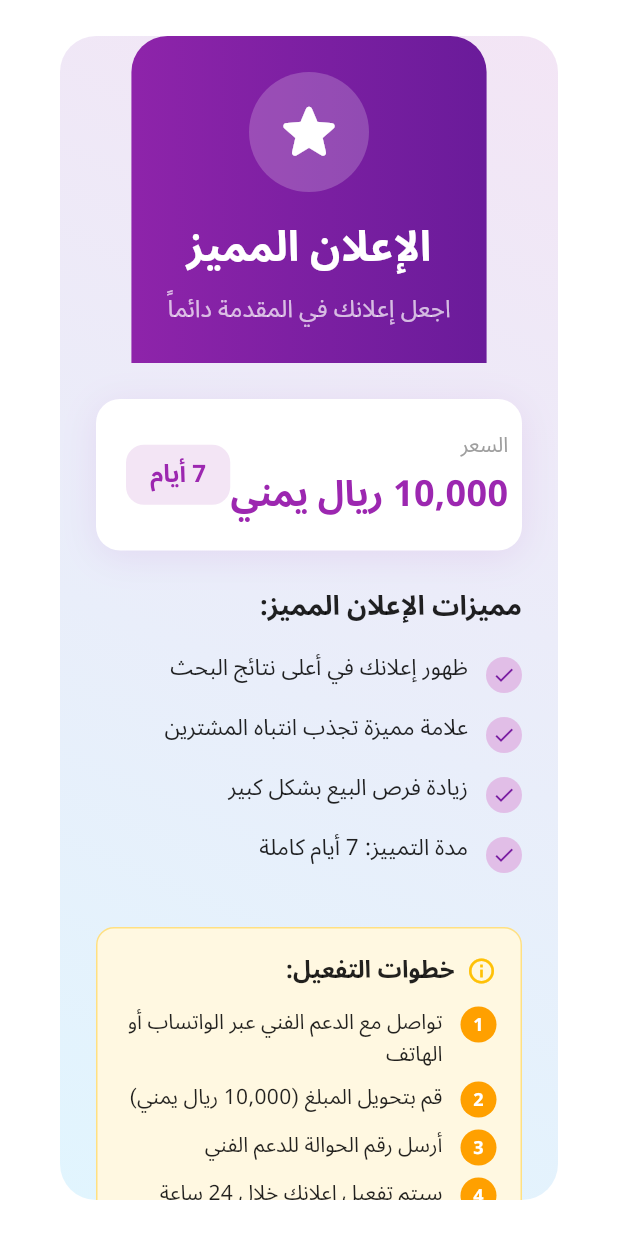
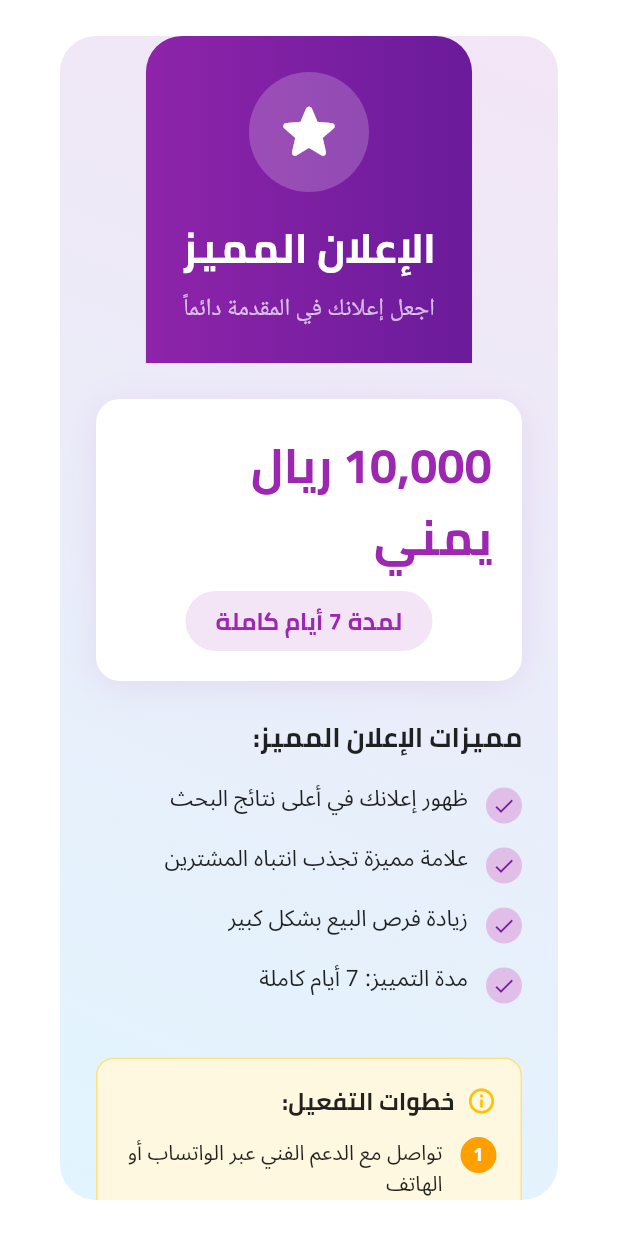
Before and after one commit to HassanY1010/chat-app, a Flutter app: the FeaturedAdInfoDialog widget shown alone on an empty page, opened directly, on a phone screen of 412 x 824 dp. Run offline on Flutter 3.47's test engine with Material 3 defaults, Android fonts, the light colour scheme and no system bars; our stand-ins replace cached_network_image, dio, flutter_local_notifications, flutter_rating_bar, flutter_svg, image_picker and 7 more; missing offline and left inert: pusher_channels_flutter; accounts and stored records are empty; network calls fail.

Commit message:
fix: Unified price display and standardized fonts in Featured Ad dialog

```diff
--- a/app/classified_ads_app/lib/widgets/featured_ad_info_dialog.dart
+++ b/app/classified_ads_app/lib/widgets/featured_ad_info_dialog.dart
@@ -83,6 +83,7 @@ class FeaturedAdInfoDialog extends StatelessWidget {
                         fontSize: 28,
                         fontWeight: FontWeight.bold,
                         color: Colors.white,
+                        fontFamily: 'Cairo',
                       ),
                       textAlign: TextAlign.center,
                     ),
@@ -92,6 +93,7 @@ class FeaturedAdInfoDialog extends StatelessWidget {
                       style: TextStyle(
                         fontSize: 16,
                         color: Colors.white70,
+                        fontFamily: 'Cairo',
                       ),
                       textAlign: TextAlign.center,
                     ),
@@ -119,46 +121,34 @@ class FeaturedAdInfoDialog extends StatelessWidget {
                           ),
                         ],
                       ),
-                      child: Row(
-                        mainAxisAlignment: MainAxisAlignment.spaceBetween,
+                      child: Column(
                         children: [
-                          Column(
-                            crossAxisAlignment: CrossAxisAlignment.start,
-                            children: const [
-                              Text(
-                                'السعر',
-                                style: TextStyle(
-                                  fontSize: 14,
-                                  color: Colors.grey,
-                                  fontWeight: FontWeight.w500,
-                                ),
-                              ),
-                              SizedBox(height: 4),
-                              Text(
-                                '10,000 ريال يمني',
-                                style: TextStyle(
-                                  fontSize: 24,
-                                  fontWeight: FontWeight.bold,
-                                  color: Colors.purple,
-                                ),
-                              ),
-                            ],
+                          const Text(
+                            '10,000 ريال يمني',
+                            style: TextStyle(
+                              fontSize: 32,
+                              fontWeight: FontWeight.bold,
+                              color: Colors.purple,
+                              fontFamily: 'Cairo',
+                            ),
                           ),
+                          const SizedBox(height: 12),
                           Container(
                             padding: const EdgeInsets.symmetric(
-                              horizontal: 16,
+                              horizontal: 20,
                               vertical: 8,
                             ),
                             decoration: BoxDecoration(
                               color: Colors.purple.shade50,
-                              borderRadius: BorderRadius.circular(12),
+                              borderRadius: BorderRadius.circular(20),
                             ),
                             child: const Text(
-                              '7 أيام',
+                              'لمدة 7 أيام كاملة',
                               style: TextStyle(
                                 fontSize: 16,
                                 fontWeight: FontWeight.bold,
                                 color: Colors.purple,
+                                fontFamily: 'Cairo',
                               ),
                             ),
                           ),
@@ -175,6 +165,7 @@ class FeaturedAdInfoDialog extends StatelessWidget {
                         fontSize: 18,
                         fontWeight: FontWeight.bold,
                         color: Colors.black87,
+                        fontFamily: 'Cairo',
                       ),
                     ),
                     const SizedBox(height: 16),
@@ -213,6 +204,7 @@ class FeaturedAdInfoDialog extends StatelessWidget {
                                   fontSize: 16,
                                   fontWeight: FontWeight.bold,
                                   color: Colors.black87,
+                                  fontFamily: 'Cairo',
                                 ),
                               ),
                             ],
@@ -235,6 +227,7 @@ class FeaturedAdInfoDialog extends StatelessWidget {
                         fontSize: 16,
                         fontWeight: FontWeight.bold,
                         color: Colors.black87,
+                        fontFamily: 'Cairo',
                       ),
                     ),
                     const SizedBox(height: 12),
```
